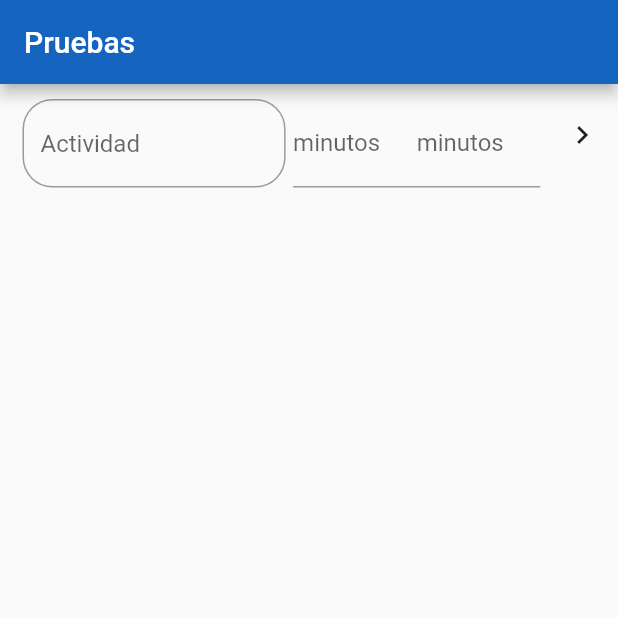
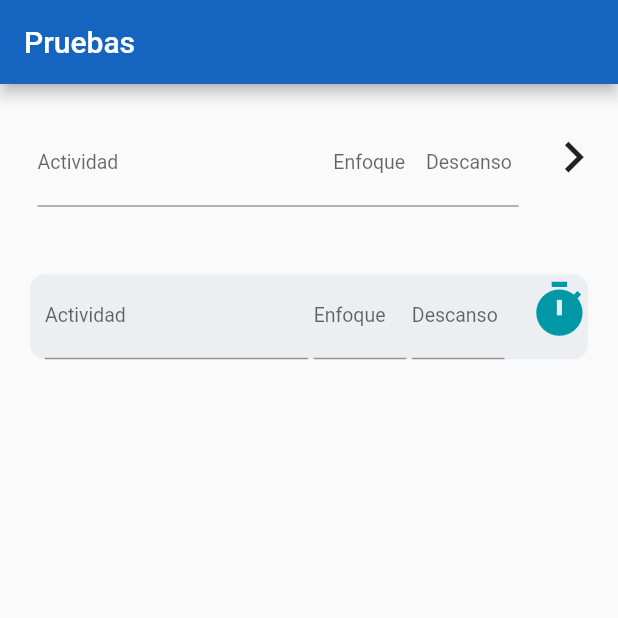
Before and after one commit to IsraMejia/Aquadoro, a Flutter app: the screen it shows after launch, on a phone screen of 412 x 824 dp, the top half of it. Run offline on Flutter 3.47's test engine with Material 2 defaults, Android fonts, the phone set to English and light mode, and no system bars; our stand-ins replace animated_text_kit, flare_flutter.

Commit message:
Se corrigieron errores en pruebas, ahora se pasara goalCard

```diff
--- a/lib/pantalla_prueba.dart
+++ b/lib/pantalla_prueba.dart
@@ -11,64 +11,133 @@ class PantallaPrueba extends StatelessWidget {
       appBar: AppBar(
         title: Text('Pruebas'),
       ),
-      body:  Container(
-        margin: EdgeInsets.all(10.0),
+      body:  Column(
+        children: <Widget>[
+          Container(
+        margin: EdgeInsets.all(25.0),
         child: Row(
 
-        crossAxisAlignment: CrossAxisAlignment.start,
+        crossAxisAlignment: CrossAxisAlignment.start ,
+        mainAxisAlignment: MainAxisAlignment.spaceBetween ,
         children: <Widget>[
-          Container( //entrada de la actividad
-            width: anchoPantalla*0.45,
-            padding: EdgeInsets.symmetric( horizontal: 5.0),
+          Expanded( //entrada de la actividad
+
             child: _actividadInput(),
           ),
 
           Container(
-            width: anchoPantalla*0.2,
+
+            width: anchoPantalla*0.15,
             child: _inputConcentracion()),
           Container(
-            width: anchoPantalla*0.2,
+            // padding: EdgeInsets.only(left:0.02),
+            width: anchoPantalla*0.15,
             child: _inputDescanso()),
 
 
-
-
           Container(//boton para iniciar el pomodoro
-            width: anchoPantalla*0.05,
+            width: anchoPantalla*0.1,
+            alignment: Alignment.center ,
             child: FlatButton(
-
               onPressed: (){},
-               child: Icon(Icons.chevron_right),
+               child: Icon(Icons.keyboard_arrow_right , size :anchoPantalla*0.1, ),
             ),
           ),
 
          ],
         ),
       ),
+
+//---------------------------------------------------
+        Container(
+        decoration: BoxDecoration(
+          color: Colors.blueGrey[50],
+          borderRadius: BorderRadius.circular(10.0) ,
+        ),
+        margin: EdgeInsets.all(20.0),
+        child: Row(
+
+        crossAxisAlignment: CrossAxisAlignment.start ,
+        children: <Widget>[
+          Container( //entrada de la actividad
+            padding: EdgeInsets.only(left: 10.0),
+            width: anchoPantalla*0.45,
+            child: _actividadInput(),
+          ),
+          Spacer(),
+          Container(
+            width: anchoPantalla*0.15,
+            child: _inputConcentracion()),
+          Spacer(),
+          Container(
+            width: anchoPantalla*0.15,
+            child: _inputDescanso()),
+
+          Container(//boton para iniciar el pomodoro
+            width: anchoPantalla*0.135,
+            // padding: EdgeInsets.only(right: 30.0),
+            child: Align(
+              alignment: Alignment.topLeft ,
+              child: FlatButton(
+               onPressed: (){},
+               child: Icon(
+                Icons.timer ,
+                size :anchoPantalla*0.1,
+                color: Colors.cyan[700],
+               ),
+              ) ,
+            )
+
+          ),
+// Spacer()
+         ],
+        ),
+      )
+
+
+
+        ],
+      )
+
+
+
+
+
+
+
+
     );
   }
 
     Widget _actividadInput(){
      return TextFormField(
       decoration: InputDecoration(
+      // hintText: 'Actividad',
+      // hintStyle: TextStyle(fontSize: 14.0),
+      labelText: 'Actividad',
+      labelStyle: TextStyle(fontSize: 13.0 ),
 
-      hintText: 'Actividad',
-      border: OutlineInputBorder(
-        borderRadius: BorderRadius.circular(20.0),
       ),
-      ),
-      // onSaved : (actividad)=> widget.actividad = actividad
+      onSaved : (actividad){
+        print(actividad);
+      }
+      // onChanged: (act){
+      //   print(act);
+      // },
+      // onEditingComplete: , //Al parecer usa lo del focus
 
     );
   }//_actividadInput()
 
   Widget _inputDescanso(){
     return TextFormField(
-      //  initialValue:  'Descanso',
+
       keyboardType: TextInputType.numberWithOptions(decimal: true),
       decoration: InputDecoration(
-        labelText: "minutos",
-        hintText: 'Descanso',
+        labelText: 'Descanso',
+        labelStyle: TextStyle(fontSize: 13.0 ),
+        hintText: 'minutos' ,
+        hintStyle: TextStyle(fontSize: 10.0),
       ),
       // onSaved : (tiempoDescanso)=> widget.tDescanso  = double.parse(tiempoDescanso) as int ,
     );
@@ -76,11 +145,13 @@ class PantallaPrueba extends StatelessWidget {
 
   Widget _inputConcentracion(){
     return TextFormField(
-      //  initialValue:  'Concentracion',
+
       keyboardType: TextInputType.numberWithOptions(decimal: true),
       decoration: InputDecoration(
-        labelText: "minutos",
-        hintText: 'Concentracion',
+        labelText: 'Enfoque',
+        hintText: 'minutos' ,
+        hintStyle: TextStyle(fontSize: 10.0),
+        labelStyle: TextStyle(fontSize: 13.0 ),
       ),
       // onSaved : (tiempoConcentracion)=> widget.tConcentracion  = double.parse(tiempoConcentracion) as int ,
     );
```
